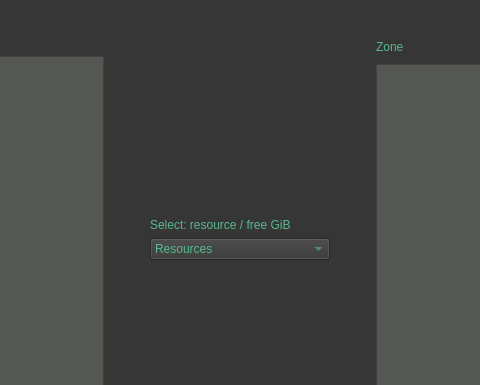
First picture: the form in gui/ui_files/tabUpDownload.ui, repository iBridges-for-iRODS/iBridges, before the edit; both pictures show x 386 to 866 and y 0 to 385 of the 1234 by 776 pixel window.
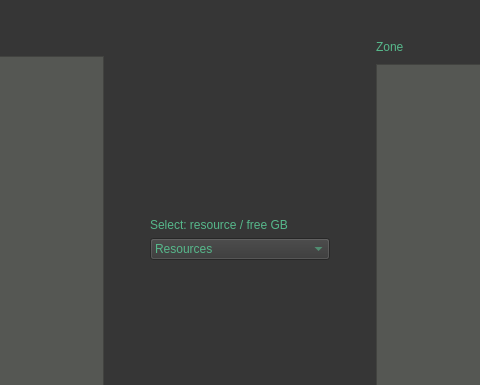
Second picture: the form after the edit. Icons and pictures are not drawn.

Diff of the .ui file:
```diff
--- a/gui/ui_files/tabUpDownload.ui
+++ b/gui/ui_files/tabUpDownload.ui
@@ -173,7 +173,7 @@
         <item>
          <widget class="QLabel" name="label_2">
           <property name="text">
-           <string>Select: resource / free GiB</string>
+           <string>Select: resource / free GB</string>
           </property>
          </widget>
         </item>
```
